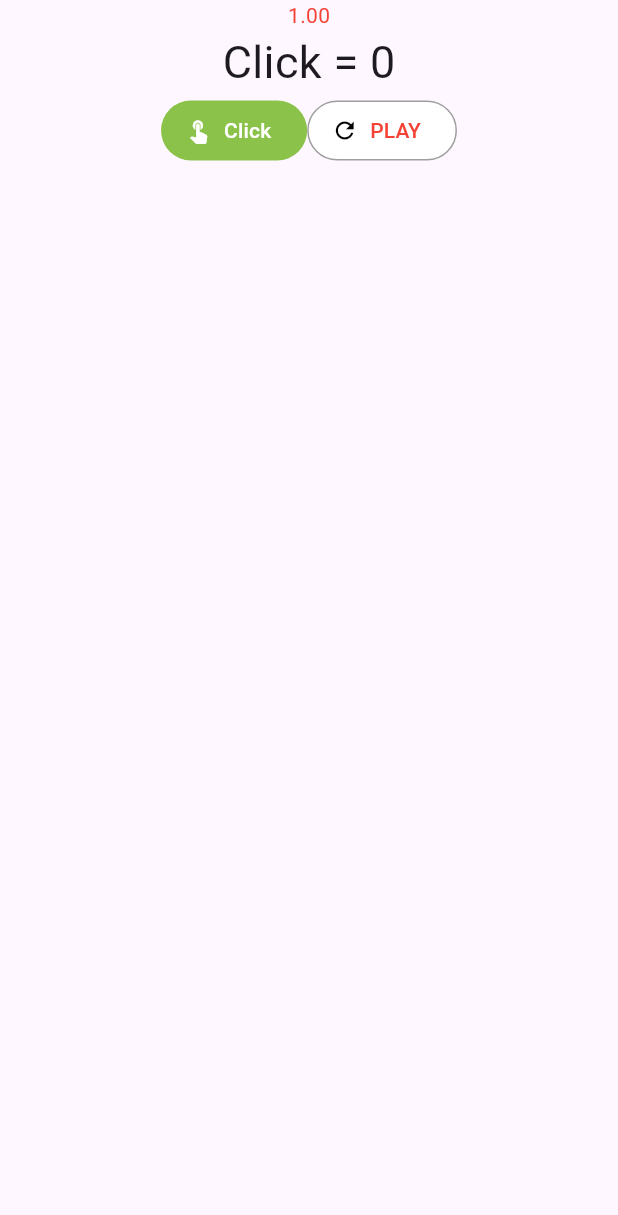
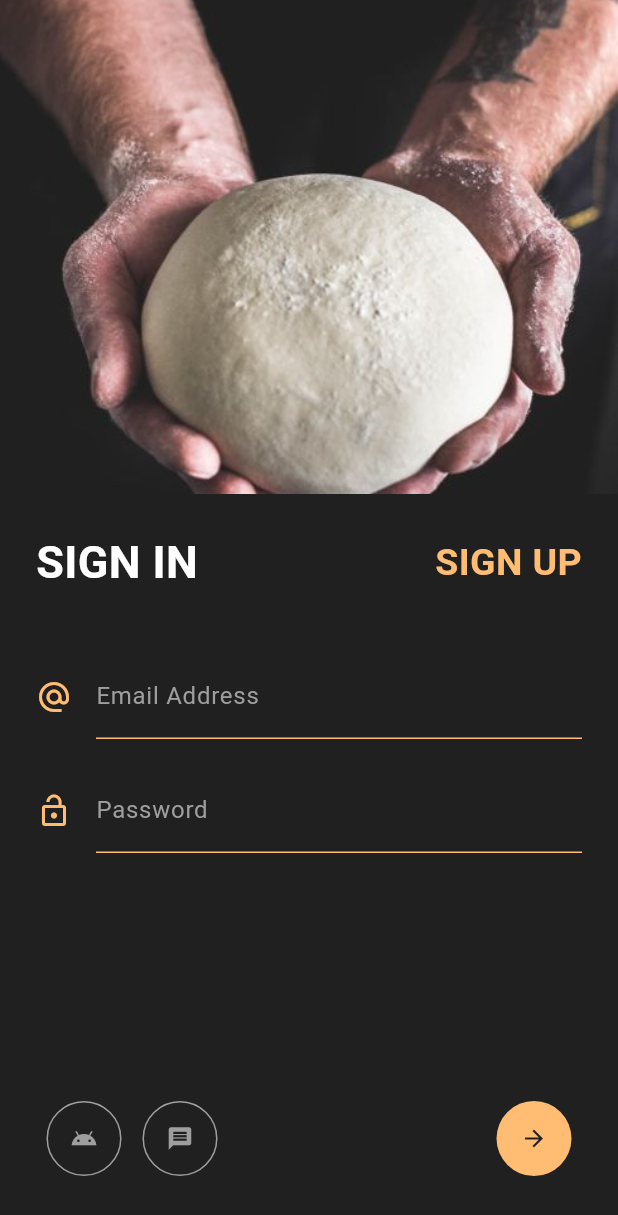
Before and after one commit to bxen/flutter_code, a Flutter app: the screen it shows after launch, on a phone screen of 412 x 824 dp. Shown: the top 1215 px of the screen. Run offline on Flutter 3.47's test engine with Material 3 defaults, Android fonts, the phone set to English and light mode, and no system bars; our stand-ins replace google_fonts.

Commit message:
add  assignment1

```diff
--- a/lib/main.dart
+++ b/lib/main.dart
@@ -1,5 +1,6 @@
 import 'package:flutter/material.dart';
-import 'package:flutter_code/week06/assignment2.dart';
+import 'package:flutter_code/week06/assignment01.dart';
+// import 'package:flutter_code/week06/assignment2.dart';
 // import 'package:flutter_code/week06/exercise10.dart';
 // import 'package:flutter_code/week06/salad_demo.dart';
 // import 'package:flutter_code/week06/signin_page.dart';
@@ -23,6 +24,6 @@ import 'package:flutter_code/week06/assignment2.dart';
 // }
 
 void main(){
-  runApp(MaterialApp(home:Assignment2(),
+  runApp(MaterialApp(home:Assignment01(),
   debugShowCheckedModeBanner: false,));
 }
--- /dev/null
+++ b/lib/week06/assignment01.dart
@@ -0,0 +1,162 @@
+import 'package:flutter/material.dart';
+
+const Color bgColor = Color(0xFF202020);
+const Color primaryColor = Color(0xFFFFBD73);
+
+void main() {
+  runApp(const MyApp());
+}
+
+class MyApp extends StatelessWidget {
+  const MyApp({super.key});
+
+  @override
+  Widget build(BuildContext context) {
+    return MaterialApp(
+      debugShowCheckedModeBanner: false,
+      home: const Assignment01(),
+    );
+  }
+}
+
+class Assignment01 extends StatefulWidget {
+  const Assignment01({super.key});
+
+  @override
+  State<Assignment01> createState() => _Assignment01State();
+}
+
+class _Assignment01State extends State<Assignment01> {
+  @override
+  Widget build(BuildContext context) {
+    return Scaffold(
+      backgroundColor: bgColor,
+      body: Column(
+        crossAxisAlignment: CrossAxisAlignment.stretch,
+        children: [
+          // Image
+          Expanded(
+            flex: 4,
+            child: Image.asset(
+              'assets/images/baking.jpg',
+              fit: BoxFit.cover,
+            ),
+          ),
+          // Text, inputs, and buttons
+          Expanded(
+            flex: 6,
+            child: Padding(
+              padding: const EdgeInsets.all(24.0),
+              child: Column(
+                crossAxisAlignment: CrossAxisAlignment.stretch,
+                children: [
+                  Row(
+                    mainAxisAlignment: MainAxisAlignment.spaceBetween,
+                    children: [
+                      Text(
+                        'SIGN IN',
+                        style: TextStyle(
+                          color: Colors.white,
+                          fontWeight: FontWeight.bold,
+                          fontSize: 30,
+                        ),
+                      ),
+                      Text(
+                        'SIGN UP',
+                        style: TextStyle(
+                          color: primaryColor,
+                          fontWeight: FontWeight.bold,
+                          fontSize: 25,
+                        ),
+                      ),
+                    ],
+                  ),
+                  const SizedBox(height: 40),
+                  Row(
+                    children: [
+                      Icon(Icons.alternate_email, color: primaryColor),
+                      const SizedBox(width: 16),
+                      Expanded(
+                        child: TextFormField(
+                          style: TextStyle(color: Colors.white),
+                          decoration: InputDecoration(
+                            labelText: 'Email Address',
+                            labelStyle: TextStyle(color: Colors.grey),
+                            enabledBorder: UnderlineInputBorder(
+                              borderSide: BorderSide(color: primaryColor),
+                            ),
+                            focusedBorder: UnderlineInputBorder(
+                              borderSide: BorderSide(color: primaryColor),
+                            ),
+                          ),
+                        ),
+                      ),
+                    ],
+                  ),
+                  const SizedBox(height: 20),
+                  Row(
+                    children: [
+                      Icon(Icons.lock_open, color: primaryColor),
+                      const SizedBox(width: 16),
+                      Expanded(
+                        child: TextFormField(
+                          style: TextStyle(color: Colors.white),
+                          obscureText: true,
+                          decoration: InputDecoration(
+                            labelText: 'Password',
+                            labelStyle: TextStyle(color: Colors.grey),
+                            enabledBorder: UnderlineInputBorder(
+                              borderSide: BorderSide(color: primaryColor),
+                            ),
+                            focusedBorder: UnderlineInputBorder(
+                              borderSide: BorderSide(color: primaryColor),
+                            ),
+                          ),
+                        ),
+                      ),
+                    ],
+                  ),
+                  const Spacer(),
+                  Row(
+                    mainAxisAlignment: MainAxisAlignment.spaceBetween,
+                    children: [
+                      OutlinedButton(
+                        onPressed: () {},
+                        style: OutlinedButton.styleFrom(
+                          shape: CircleBorder(),
+                          padding: EdgeInsets.all(16),
+                          side: BorderSide(color: Colors.grey),
+                        ),
+                        child: Icon(Icons.android, color: Colors.grey),
+                      ),
+                      OutlinedButton(
+                        onPressed: () {},
+                        style: OutlinedButton.styleFrom(
+                          shape: CircleBorder(),
+                          padding: EdgeInsets.all(16),
+                          side: BorderSide(color: Colors.grey),
+                        ),
+                        child: Icon(Icons.message, color: Colors.grey),
+                      ),
+                      const Spacer(),
+                      FilledButton(
+                        onPressed: () {},
+                        style: FilledButton.styleFrom(
+                          backgroundColor: primaryColor,
+                          shape: CircleBorder(),
+                          padding: EdgeInsets.all(16),
+                        ),
+                        child: Icon(Icons.arrow_forward, color: bgColor),
+                      ),
+                    ],
+                  ),
+                  const SizedBox(height: 16),
+                ],
+              ),
+            ),
+          ),
+        ],
+      ),
+    );
+  }
+}
--- a/pubspec.yaml
+++ b/pubspec.yaml
@@ -60,9 +60,7 @@ flutter:
 
   # To add assets to your application, add an assets section, like this:
   assets:
-    # - assets/images/baking.jpg
-    # - assets/images/salad.jpg
-  #   - images/a_dot_ham.jpeg
+  - assets/images/baking.jpg
 
   # An image asset can refer to one or more resolution-specific "variants", see
   # https://flutter.dev/to/resolution-aware-images
```
